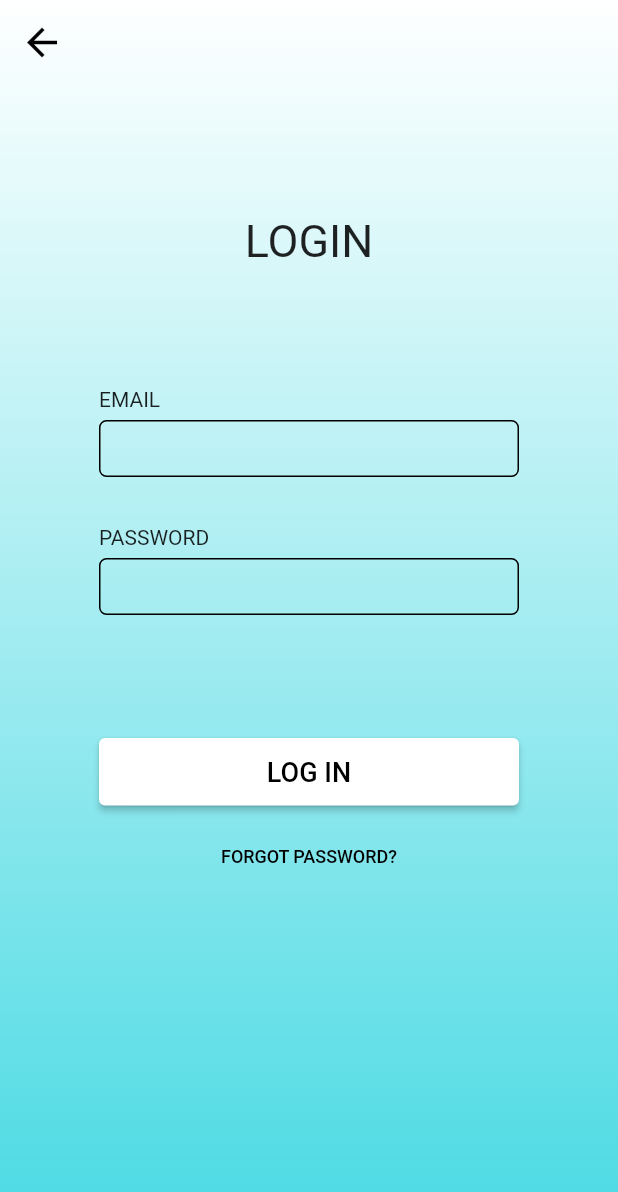
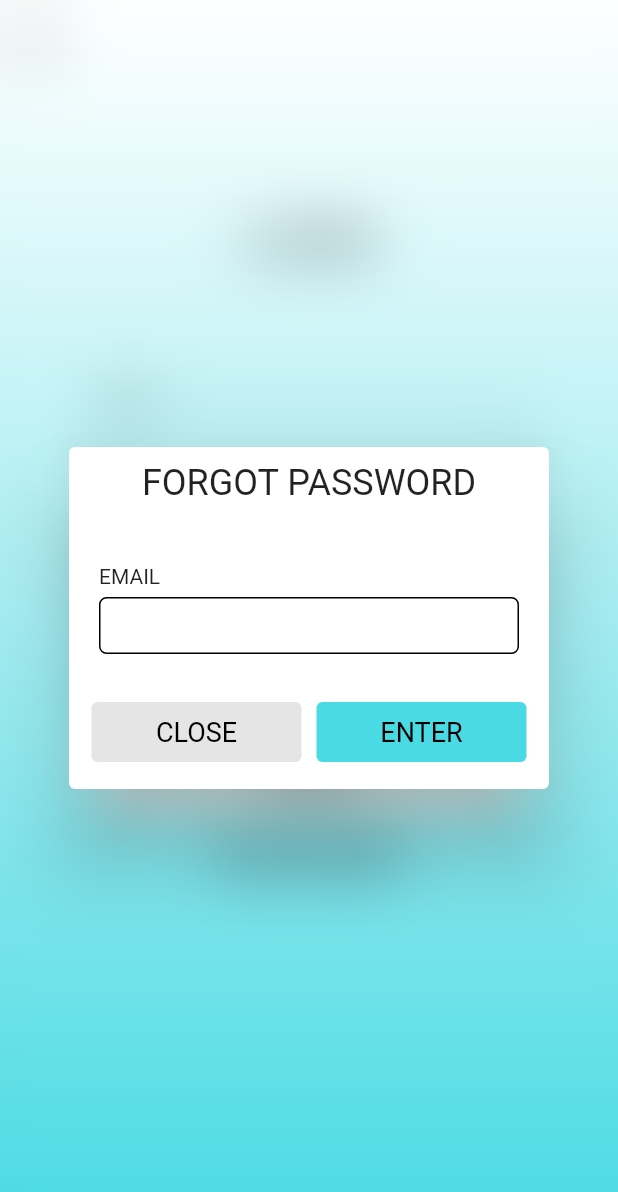
Before and after one commit to Royleong31/Sanitiser-App, a Flutter app: the LoginScreen screen opened by its route, after a tap on "FORGOT PASSWORD?", on a phone screen of 412 x 824 dp. Shown: the top 1192 px of the screen. Run offline on Flutter 3.47's test engine with Material 2 defaults, Android fonts, the phone set to English and light mode, and no system bars; our stand-ins replace cloud_firestore, firebase_auth, firebase_core, firebase_messaging, font_awesome_flutter, modal_progress_hud; missing offline and left inert: align_positioned, flutter_barcode_scanner; accounts and stored records are empty.

Commit message:
added fogot password

```diff
--- a/lib/admin_pages/login_screen.dart
+++ b/lib/admin_pages/login_screen.dart
@@ -1,5 +1,8 @@
+import 'package:firebase_auth/firebase_auth.dart';
 import 'package:flutter/material.dart';
 import 'package:provider/provider.dart';
+import 'package:sanitiser_app/models/const.dart';
+import 'package:sanitiser_app/models/dialogs.dart';
 import 'package:sanitiser_app/provider/authProvider.dart';
 import 'package:sanitiser_app/widgets/ColoredWelcomeButton.dart';
 import 'package:sanitiser_app/widgets/CustomInputField.dart';
@@ -116,7 +119,9 @@ class _LoginScreenState extends State<LoginScreen> {
                       }, 'LOG IN'),
                       SizedBox(height: 10),
                       TextButton(
-                        onPressed: () {},
+                        onPressed: () => openForgotPasswordDialog(context),
+                        style: TextButton.styleFrom(
+                            backgroundColor: Colors.blueGrey.withOpacity(0.2)),
                         child: Text(
                           'FORGOT PASSWORD?',
                           style: TextStyle(color: Colors.black, fontSize: 12),
--- a/lib/models/dialogs.dart
+++ b/lib/models/dialogs.dart
@@ -1,5 +1,6 @@
 import 'dart:ui';
 
+import 'package:firebase_auth/firebase_auth.dart';
 import 'package:flutter/material.dart';
 import 'package:provider/provider.dart';
 import 'package:sanitiser_app/models/const.dart';
@@ -77,7 +78,7 @@ void openResetDialog(BuildContext context, String dispenserId) {
                               print(e);
                               ScaffoldMessenger.of(context)
                                   .showSnackBar(SnackBar(
-                                    duration: Duration(seconds: 2),
+                                duration: Duration(seconds: 2),
                                 content: Text(
                                     'There was an error in resetting counter',
                                     textAlign: TextAlign.center),
@@ -397,13 +398,35 @@ void openDeleteDialog(
                     SizedBox(height: 20),
                     Align(
                       alignment: Alignment.centerLeft,
-                      child: Text(
-                        'Are you sure you want to delete $location  dispenser?',
-                        style: TextStyle(
-                          fontSize: 18,
-                          color: Color(0xFF9B9B9B),
+                      child: RichText(
+                        text: TextSpan(
+                          style: TextStyle(
+                            fontSize: 14.0,
+                            color: Colors.black,
+                          ),
+                          children: <TextSpan>[
+                            TextSpan(
+                              text: 'Are you sure you want to delete ',
+                              style: TextStyle(
+                                fontSize: 18,
+                                color: Color(0xFF9B9B9B),
+                              ),
+                            ),
+                            TextSpan(
+                                text: location,
+                                style: new TextStyle(
+                                  fontWeight: FontWeight.w500,
+                                  fontSize: 18,
+                                )),
+                            TextSpan(
+                              text: ' dispenser?',
+                              style: TextStyle(
+                                fontSize: 18,
+                                color: Color(0xFF9B9B9B),
+                              ),
+                            ),
+                          ],
                         ),
-                        textAlign: TextAlign.left,
                       ),
                     ),
                     SizedBox(height: 40),
@@ -468,3 +491,115 @@ void openDeleteDialog(
     },
   );
 }
+
+void openForgotPasswordDialog(BuildContext context) {
+  String _email;
+  final _formKey = GlobalKey<FormState>();
+
+  bool _onSaved() {
+    final isValid = _formKey.currentState.validate();
+    if (!isValid) return false;
+    _formKey.currentState.save();
+    print('Email: $_email');
+    return true;
+  }
+
+  showGeneralDialog(
+    barrierColor: Colors.transparent,
+    transitionBuilder: (context, a1, a2, widget) {
+      return Transform.scale(
+        scale: a1.value,
+        child: Opacity(
+          opacity: a1.value,
+          child: BackdropFilter(
+            filter: ImageFilter.blur(sigmaX: 20.0, sigmaY: 20.0),
+            child: Dialog(
+              backgroundColor: Colors.white,
+              insetPadding: EdgeInsets.symmetric(horizontal: 0),
+              child: Container(
+                height: 228,
+                width: 320,
+                padding: EdgeInsets.symmetric(vertical: 10, horizontal: 15),
+                child: Form(
+                  key: _formKey,
+                  child: Column(
+                    children: [
+                      Text(
+                        'FORGOT PASSWORD',
+                        style: TextStyle(fontSize: 24),
+                      ),
+                      SizedBox(height: 40),
+                      CustomInputField(
+                        label: 'EMAIL',
+                        saveHandler: (val) => _email = val.trim(),
+                        keyboardType: TextInputType.emailAddress,
+                        validatorHandler: (val) {
+                          if (!val.contains('@') || !val.contains('.com'))
+                            return 'Please enter a valid email address';
+                          return null;
+                        },
+                      ),
+                      Row(
+                        mainAxisAlignment: MainAxisAlignment.spaceBetween,
+                        children: [
+                          GeneralButton('CLOSE', Color(0xFFE5E5E5),
+                              () => Navigator.of(context).pop()),
+                          GeneralButton(
+                            'ENTER',
+                            kNormalColor,
+                            () async {
+                              if (_onSaved()) {
+                                try {
+                                  ScaffoldMessenger.of(context)
+                                      .hideCurrentSnackBar();
+                                  await FirebaseAuth.instance
+                                      .sendPasswordResetEmail(email: _email);
+
+                                  ScaffoldMessenger.of(context).showSnackBar(
+                                    SnackBar(
+                                      backgroundColor: Colors.lightGreen,
+                                      content: Text(
+                                        'An email was sent to your email address to reset your password',
+                                        textAlign: TextAlign.center,
+                                      ),
+                                    ),
+                                  );
+                                } catch (err) {
+                                  print(err.message);
+                                  ScaffoldMessenger.of(context).showSnackBar(
+                                    SnackBar(
+                                      backgroundColor:
+                                          Theme.of(context).errorColor,
+                                      content: Text(
+                                        err.message,
+                                        textAlign: TextAlign.center,
+                                      ),
+                                    ),
+                                  );
+                                } finally {
+                                  Navigator.of(context).pop();
+                                }
+                              }
+                            },
+                            isAsync: true,
+                          ),
+                        ],
+                      )
+                    ],
+                  ),
+                ),
+              ),
+            ),
+          ),
+        ),
+      );
+    },
+    transitionDuration: Duration(milliseconds: 200),
+    barrierDismissible: true,
+    barrierLabel: '',
+    context: context,
+    pageBuilder: (context, animation1, animation2) {
+      return;
+    },
+  );
+}
```
